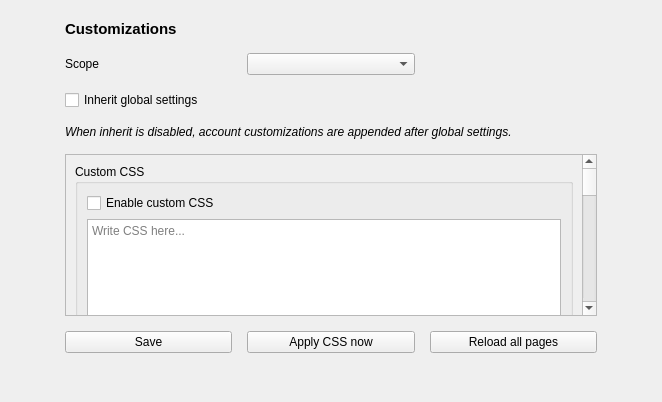
This is zapzap/ui/ui_page_customizations.ui in rafatosta/zapzap as Qt 5 draws it before an edit. The edited form follows.
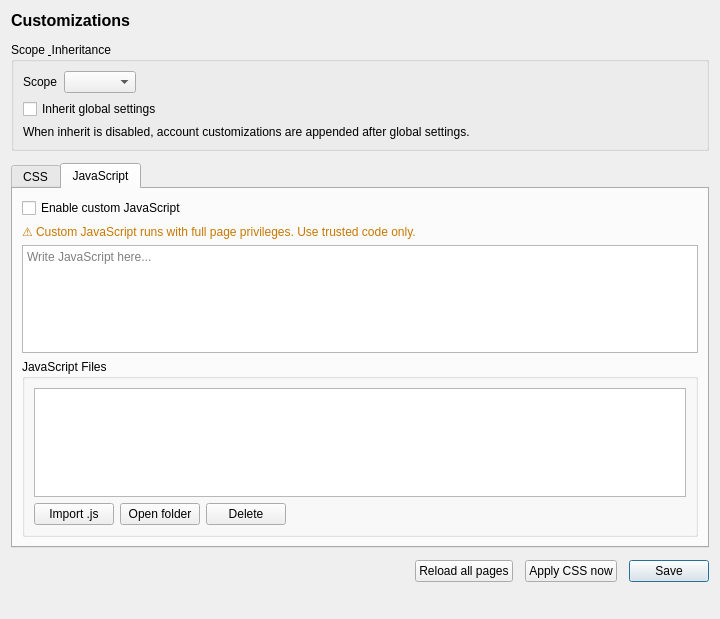
This is the edited form. The open tabs and pages were chosen to show the change.

Commit message:
Refactor customizations UI, layout and tabs
Rework the Customizations page layout and widgets for better organization and UX. Increase dialog size and replace the old frame/scroll layout with a main vertical layout, a Scope & Inheritance group, and a tabbed area for CSS and JavaScript. Split CSS/JS into separate tabs with enable toggles, editors, file lists, and import/open/delete buttons; move and style the JS warning label. Reposition action buttons (Reload, Apply CSS, Save) and the feedback label. Corresponding generated Python UI module updated to match the new widget names and structure.

What changed in the file:
```diff
--- a/zapzap/ui/ui_page_customizations.ui
+++ b/zapzap/ui/ui_page_customizations.ui
@@ -6,52 +6,19 @@
    <rect>
     <x>0</x>
     <y>0</y>
-    <width>662</width>
-    <height>402</height>
+    <width>720</width>
+    <height>619</height>
    </rect>
   </property>
-  <property name="windowTitle">
-   <string/>
-  </property>
-  <layout class="QVBoxLayout" name="verticalLayout_3">
-   <item>
-    <layout class="QHBoxLayout" name="horizontalLayout_5">
-     <item>
-      <spacer name="horizontalSpacer">
-       <property name="orientation">
-        <enum>Qt::Orientation::Horizontal</enum>
-       </property>
-       <property name="sizeHint" stdset="0">
-        <size>
-         <width>40</width>
-         <height>20</height>
-        </size>
-       </property>
-      </spacer>
-     </item>
-     <item>
-      <widget class="QFrame" name="frame">
-       <property name="minimumSize">
-        <size>
-         <width>550</width>
-         <height>0</height>
-        </size>
-       </property>
-       <property name="frameShape">
-        <enum>QFrame::Shape::NoFrame</enum>
-       </property>
-       <property name="frameShadow">
-        <enum>QFrame::Shadow::Raised</enum>
-       </property>
-       <layout class="QVBoxLayout" name="verticalLayout_2">
+  <layout class="QVBoxLayout" name="mainLayout">
         <property name="spacing">
-         <number>15</number>
+    <number>12</number>
         </property>
         <item>
          <widget class="QLabel" name="label_title">
           <property name="font">
            <font>
-            <pointsize>11</pointsize>
+       <pointsize>12</pointsize>
             <bold>true</bold>
            </font>
           </property>
@@ -61,7 +28,13 @@
          </widget>
         </item>
         <item>
-         <layout class="QHBoxLayout" name="horizontalLayout_scope">
+    <widget class="QGroupBox" name="scope_group">
+     <property name="title">
+      <string>Scope &amp; Inheritance</string>
+     </property>
+     <layout class="QVBoxLayout">
+      <item>
+       <layout class="QHBoxLayout">
           <item>
            <widget class="QLabel" name="label_scope">
             <property name="text">
@@ -79,11 +52,21 @@
               <italic>true</italic>
              </font>
             </property>
-            <property name="text">
-             <string/>
-            </property>
-           </widget>
-          </item>
+         </widget>
+        </item>
+        <item>
+         <spacer>
+          <property name="orientation">
+           <enum>Qt::Orientation::Horizontal</enum>
+          </property>
+          <property name="sizeHint" stdset="0">
+           <size>
+            <width>0</width>
+            <height>0</height>
+           </size>
+          </property>
+         </spacer>
+        </item>
          </layout>
         </item>
         <item>
@@ -95,11 +78,6 @@
         </item>
         <item>
          <widget class="QLabel" name="account_scope_hint_label">
-          <property name="font">
-           <font>
-            <italic>true</italic>
-           </font>
-          </property>
           <property name="text">
            <string>When inherit is disabled, account customizations are appended after global settings.</string>
           </property>
@@ -108,27 +86,16 @@
           </property>
          </widget>
         </item>
+     </layout>
+    </widget>
+   </item>
         <item>
-         <widget class="QScrollArea" name="scrollArea">
-          <property name="widgetResizable">
-           <bool>true</bool>
-          </property>
-          <widget class="QWidget" name="scrollAreaWidgetContents">
-           <property name="geometry">
-            <rect>
-             <x>0</x>
-             <y>0</y>
-             <width>516</width>
-             <height>1070</height>
-            </rect>
-           </property>
-           <layout class="QVBoxLayout" name="verticalLayout">
-            <item>
-             <widget class="QGroupBox" name="css_groupBox">
-              <property name="title">
-               <string>Custom CSS</string>
-              </property>
-              <layout class="QVBoxLayout" name="verticalLayout_css">
+    <widget class="QTabWidget" name="tabs_customizations">
+     <widget class="QWidget" name="tab_css">
+      <attribute name="title">
+       <string>CSS</string>
+      </attribute>
+      <layout class="QVBoxLayout">
                <item>
                 <widget class="QCheckBox" name="css_enabled">
                  <property name="text">
@@ -144,7 +111,16 @@
                 </widget>
                </item>
                <item>
-                <layout class="QHBoxLayout" name="horizontalLayout_css_buttons">
+        <widget class="QGroupBox" name="css_files_group">
+         <property name="title">
+          <string>CSS Files</string>
+         </property>
+         <layout class="QVBoxLayout">
+          <item>
+           <widget class="QListWidget" name="css_files"/>
+          </item>
+          <item>
+           <layout class="QHBoxLayout">
                  <item>
                   <widget class="QPushButton" name="btn_css_import">
                    <property name="text">
@@ -155,38 +131,42 @@
                  <item>
                   <widget class="QPushButton" name="btn_css_folder">
                    <property name="text">
-                    <string>Open CSS folder</string>
+               <string>Open folder</string>
                    </property>
                   </widget>
                  </item>
                  <item>
                   <widget class="QPushButton" name="btn_css_delete">
                    <property name="text">
-                    <string>Delete selected CSS file</string>
+               <string>Delete</string>
                    </property>
                   </widget>
                  </item>
-                </layout>
-               </item>
                <item>
-                <widget class="QListWidget" name="css_files">
-                 <property name="minimumSize">
+             <spacer>
+              <property name="orientation">
+               <enum>Qt::Orientation::Horizontal</enum>
+              </property>
+              <property name="sizeHint" stdset="0">
                   <size>
                    <width>0</width>
-                   <height>85</height>
-                  </size>
-                 </property>
-                </widget>
-               </item>
-              </layout>
-             </widget>
-            </item>
-            <item>
-             <widget class="QGroupBox" name="js_groupBox">
-              <property name="title">
-               <string>Custom JavaScript</string>
-              </property>
-              <layout class="QVBoxLayout" name="verticalLayout_js">
+                <height>0</height>
+               </size>
+              </property>
+             </spacer>
+            </item>
+           </layout>
+          </item>
+         </layout>
+        </widget>
+       </item>
+      </layout>
+     </widget>
+     <widget class="QWidget" name="tab_js">
+      <attribute name="title">
+       <string>JavaScript</string>
+      </attribute>
+      <layout class="QVBoxLayout">
                <item>
                 <widget class="QCheckBox" name="js_enabled">
                  <property name="text">
@@ -194,6 +174,19 @@
                  </property>
                 </widget>
                </item>
+       <item>
+        <widget class="QLabel" name="warning_label">
+         <property name="styleSheet">
+          <string>color: #c77800;</string>
+         </property>
+         <property name="text">
+          <string>⚠ Custom JavaScript runs with full page privileges. Use trusted code only.</string>
+         </property>
+         <property name="wordWrap">
+          <bool>true</bool>
+         </property>
+        </widget>
+       </item>
                <item>
                 <widget class="QTextEdit" name="js_editor">
                  <property name="placeholderText">
@@ -202,7 +195,16 @@
                 </widget>
                </item>
                <item>
-                <layout class="QHBoxLayout" name="horizontalLayout_js_buttons">
+        <widget class="QGroupBox" name="js_files_group">
+         <property name="title">
+          <string>JavaScript Files</string>
+         </property>
+         <layout class="QVBoxLayout">
+          <item>
+           <widget class="QListWidget" name="js_files"/>
+          </item>
+          <item>
+           <layout class="QHBoxLayout">
                  <item>
                   <widget class="QPushButton" name="btn_js_import">
                    <property name="text">
@@ -213,40 +215,33 @@
                  <item>
                   <widget class="QPushButton" name="btn_js_folder">
                    <property name="text">
-                    <string>Open JS folder</string>
+               <string>Open folder</string>
                    </property>
                   </widget>
                  </item>
                  <item>
                   <widget class="QPushButton" name="btn_js_delete">
                    <property name="text">
-                    <string>Delete selected JS file</string>
+               <string>Delete</string>
                    </property>
                   </widget>
                  </item>
-                </layout>
-               </item>
                <item>
-                <widget class="QListWidget" name="js_files">
-                 <property name="minimumSize">
+             <spacer>
+              <property name="orientation">
+               <enum>Qt::Orientation::Horizontal</enum>
+              </property>
+              <property name="sizeHint" stdset="0">
                   <size>
                    <width>0</width>
-                   <height>85</height>
-                  </size>
-                 </property>
-                </widget>
-               </item>
-              </layout>
-             </widget>
-            </item>
-            <item>
-             <widget class="QLabel" name="warning_label">
-              <property name="text">
-               <string>Warning: Custom JavaScript runs with full page privileges. Use trusted code only.</string>
-              </property>
-              <property name="wordWrap">
-               <bool>true</bool>
-              </property>
+                <height>0</height>
+               </size>
+              </property>
+             </spacer>
+            </item>
+           </layout>
+          </item>
+         </layout>
              </widget>
             </item>
            </layout>
@@ -256,18 +251,17 @@
         <item>
          <layout class="QHBoxLayout" name="horizontalLayout_actions">
           <item>
-           <widget class="QPushButton" name="btn_save">
-            <property name="text">
-             <string>Save</string>
-            </property>
-           </widget>
-          </item>
-          <item>
-           <widget class="QPushButton" name="btn_apply_css">
-            <property name="text">
-             <string>Apply CSS now</string>
-            </property>
-           </widget>
+      <spacer>
+       <property name="orientation">
+        <enum>Qt::Orientation::Horizontal</enum>
+       </property>
+       <property name="sizeHint" stdset="0">
+        <size>
+         <width>0</width>
+         <height>0</height>
+        </size>
+       </property>
+      </spacer>
           </item>
           <item>
            <widget class="QPushButton" name="btn_reload">
@@ -276,35 +270,31 @@
             </property>
            </widget>
           </item>
+     <item>
+      <widget class="QPushButton" name="btn_apply_css">
+       <property name="text">
+        <string>Apply CSS now</string>
+       </property>
+      </widget>
+     </item>
+     <item>
+      <widget class="QPushButton" name="btn_save">
+       <property name="text">
+        <string>Save</string>
+       </property>
+       <property name="default">
+        <bool>true</bool>
+       </property>
+      </widget>
+     </item>
          </layout>
         </item>
         <item>
          <widget class="QLabel" name="feedback_label">
-          <property name="text">
-           <string/>
-          </property>
           <property name="wordWrap">
            <bool>true</bool>
           </property>
          </widget>
-        </item>
-       </layout>
-      </widget>
-     </item>
-     <item>
-      <spacer name="horizontalSpacer_2">
-       <property name="orientation">
-        <enum>Qt::Orientation::Horizontal</enum>
-       </property>
-       <property name="sizeHint" stdset="0">
-        <size>
-         <width>40</width>
-         <height>20</height>
-        </size>
-       </property>
-      </spacer>
-     </item>
-    </layout>
    </item>
   </layout>
  </widget>
```
Lines whose indentation alone changed are shown as unchanged. The commit also changes 1 other file.
